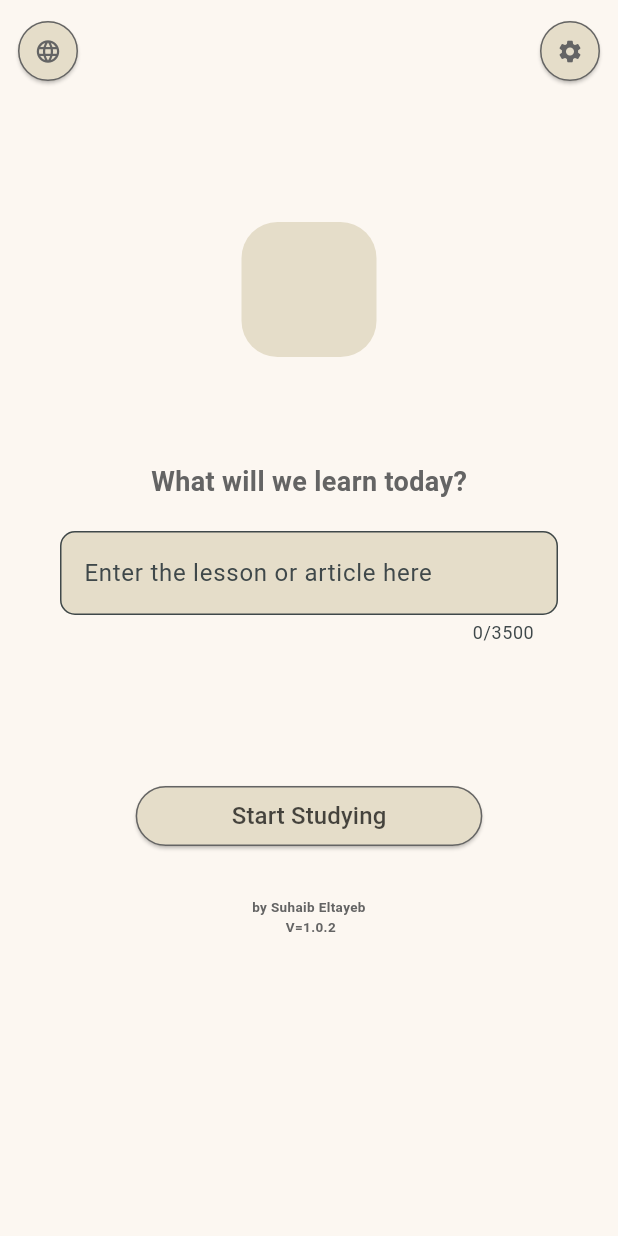
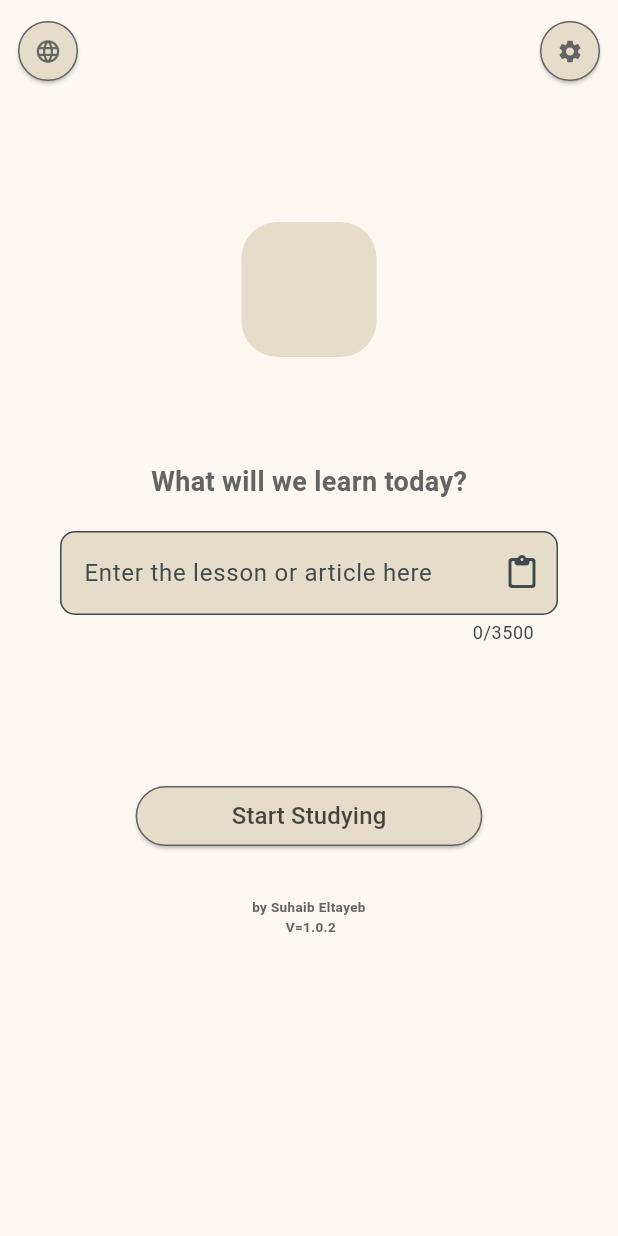
Before and after one commit to suhaib0edu/il_env, a Flutter app: the screen it shows after launch, on a phone screen of 412 x 824 dp. Run offline on Flutter 3.47's test engine with Material 3 defaults, Android fonts, the phone set to English and light mode, and no system bars; our stand-ins replace firebase_core, flutter_markdown, flutter_secure_storage, get; accounts and stored records are empty.

Commit message:
اضافة امكانية لصق النص من الحافظة

```diff
--- a/lib/app/widgets/custom_text_field.dart
+++ b/lib/app/widgets/custom_text_field.dart
@@ -1,3 +1,4 @@
+import 'package:flutter/services.dart';
 import 'package:il_env/index.dart';
 
 class CustomTextField extends StatelessWidget {
@@ -29,8 +30,20 @@ class CustomTextField extends StatelessWidget {
         ),
         filled: true,
         fillColor: AppColors.tertiaryColor,
-        suffixIcon: suffixIcon,
+        suffixIcon: suffixIcon ?? _buildPasteButton(context),
       ),
     );
   }
+
+  Widget _buildPasteButton(BuildContext context) {
+    return IconButton(
+      icon: Icon(Icons.paste_rounded),
+      onPressed: () async {
+        final clipboardData = await Clipboard.getData(Clipboard.kTextPlain);
+        if (clipboardData?.text != null && controller != null) {
+          controller?.text = clipboardData!.text!;
+        }
+      },
+    );
+  }
 }
```
